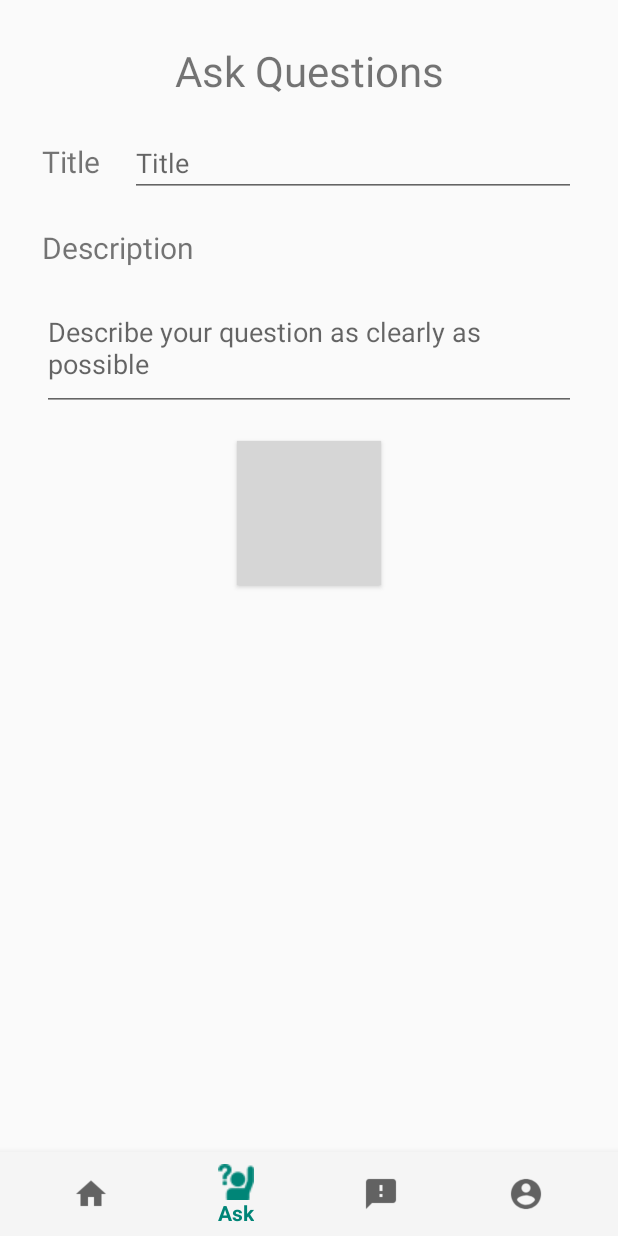
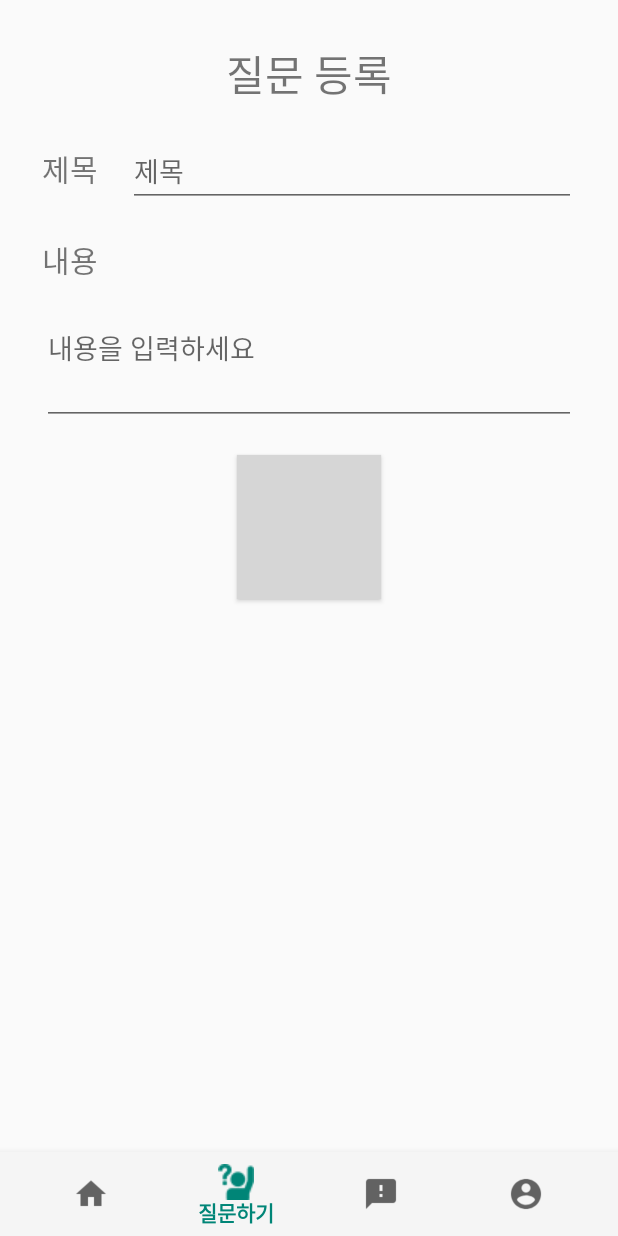
Before and after one commit to KangSeokChan/teamproject, an Android app: the screen it shows after launch once a user with an empty profile is signed in (MainFeed), item 2 of the bottom bar chosen, on a phone screen of 412 x 824 dp. Run offline under Robolectric (Android 15) with nearby library versions, the phone set to English and light mode, and no system bars; our stand-ins replace Firebase (no records; nobody signed in at launch, a user with empty details on screens opened directly); 2 statements that could not run were skipped; grey boxes are pictures that could not be loaded.

Commit message:
중간 전 마지막

```diff
--- a/app/src/main/res/layout/activity_contact_us.xml
+++ b/app/src/main/res/layout/activity_contact_us.xml
@@ -203,7 +203,7 @@
         android:layout_marginEnd="8dp"
         android:layout_marginRight="8dp"
         android:layout_marginBottom="8dp"
-        android:text="No - 1, New Road, Colombo - 01"
+        android:text="강원도 원주시"
         android:textColor="@color/browser_actions_bg_grey"
         android:textSize="18sp"
         app:layout_constraintBottom_toBottomOf="parent"
--- a/app/src/main/res/layout/activity_forgotpassword.xml
+++ b/app/src/main/res/layout/activity_forgotpassword.xml
@@ -4,7 +4,7 @@
     xmlns:tools="http://schemas.android.com/tools"
     android:layout_width="match_parent"
     android:layout_height="match_parent"
-    android:background="@drawable/background2"
+    android:background="@color/colorSignup"
     tools:context=".forgotpassword">
 
     <view
--- a/app/src/main/res/values/strings.xml
+++ b/app/src/main/res/values/strings.xml
@@ -23,25 +23,25 @@
     <!-- image descriptions -->
     <string name="profilePicDescription">This is the profile picture</string>
 
-    <string name="profile">Profile</string>
+    <string name="profile">내 정보</string>
     <string name="search">Search</string>
 
     <!-- navigation text -->
-    <string name="nav_home">Home</string>
-    <string name="nav_question">Ask</string>
-    <string name="nav_contact">Contact Us</string>
+    <string name="nav_home">메인화면</string>
+    <string name="nav_question">질문하기</string>
+    <string name="nav_contact">연락</string>
     <string name="nav_settings">Settings</string>
 
     <!-- page headings -->
     <string name="home_heading">Latest Questions</string>
-    <string name="ask_heading">Ask Questions</string>
+    <string name="ask_heading">질문 등록</string>
     <string name="settings_heading">Settings</string>
 
     <!-- ask page labels -->
-    <string name="ask_title">Title</string>
-    <string name="ask_description">Description</string>
-    <string name="ask_description_hint">Describe your question as clearly as possible</string>
-    <string name="ask_post_button">Post</string>
+    <string name="ask_title">제목</string>
+    <string name="ask_description">내용</string>
+    <string name="ask_description_hint">내용을 입력하세요</string>
+    <string name="ask_post_button">등록</string>
 
 
     <!-- vidula strings-->
@@ -81,9 +81,9 @@
     <string name="update_post">Update</string>
     <string name="edit_reply_headline">Edit Reply</string>
     <string name="title_activity_user_dashbord">UserDashbordActivity</string>
-    <string name="reply_hint">Add an answer</string>
-    <string name="add_reply">Add</string>
-    <string name="change_reply">Update</string>
+    <string name="reply_hint">답변 입력</string>
+    <string name="add_reply">등록</string>
+    <string name="change_reply">수정</string>
 
 
 </resources>
```
